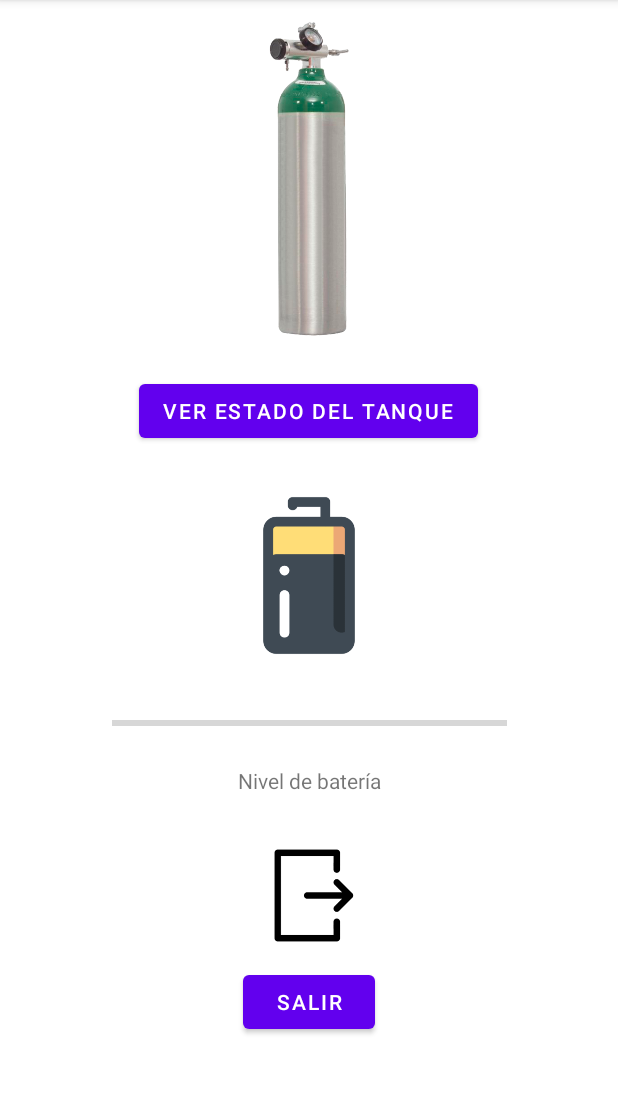
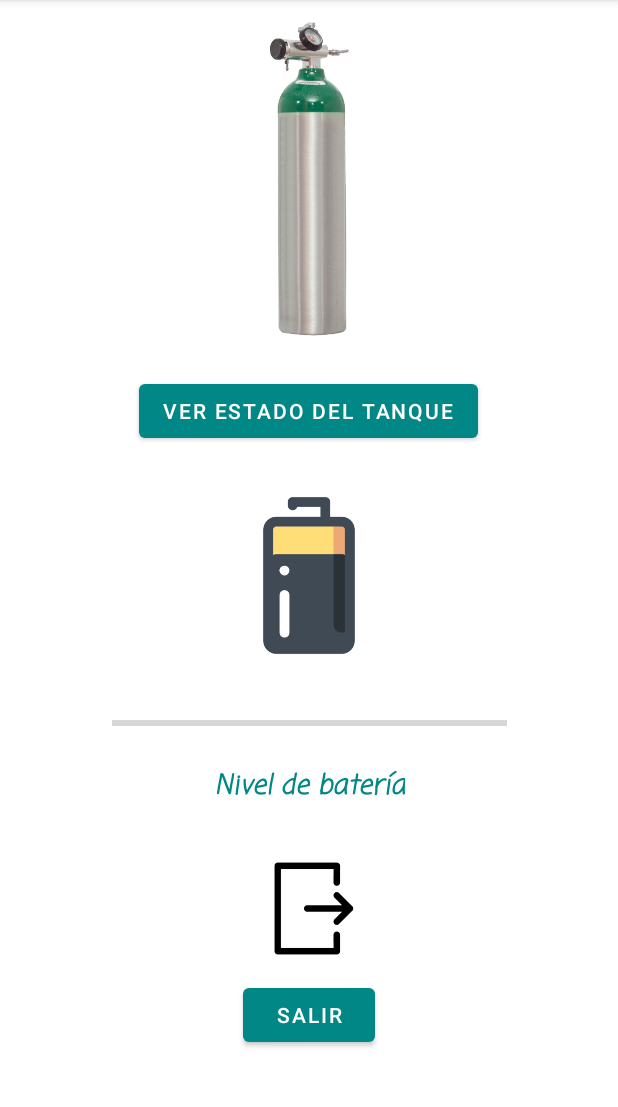
Before and after one commit to amst-fiec/2T2020-Deteccion-de-tanques-de-oxigeno-vacios-v1.0, an Android app: the Menu screen opened directly, with no data from a screen before it, on a phone screen of 412 x 824 dp, the part 84-1191 px from its top. Run offline under Robolectric (Android 15) with nearby library versions, the phone set to English and light mode, and no system bars.

Commit message:
vista Menu, cambio de color de botones

```diff
--- a/app/src/main/res/layout/activity_menu.xml
+++ b/app/src/main/res/layout/activity_menu.xml
@@ -12,6 +12,7 @@
         android:layout_height="wrap_content"
         android:layout_marginTop="12dp"
         android:text="VER ESTADO DEL TANQUE"
+        app:backgroundTint="@color/teal_700"
         app:layout_constraintEnd_toEndOf="parent"
         app:layout_constraintHorizontal_bias="0.497"
         app:layout_constraintStart_toStartOf="parent"
@@ -23,6 +24,7 @@
         android:layout_height="wrap_content"
         android:layout_marginTop="12dp"
         android:text="SALIR"
+        app:backgroundTint="@color/teal_700"
         app:layout_constraintEnd_toEndOf="parent"
         app:layout_constraintStart_toStartOf="parent"
         app:layout_constraintTop_toBottomOf="@+id/imageView7" />
@@ -37,10 +39,11 @@
         app:srcCompat="@drawable/tanque" />
 
     <ProgressBar
-        android:id="@+id/progressBar2"
+        android:id="@+id/barraBateria"
         style="?android:attr/progressBarStyleHorizontal"
         android:layout_width="263dp"
         android:layout_height="57dp"
+        android:scrollbarSize="4dp"
         app:layout_constraintEnd_toEndOf="parent"
         app:layout_constraintStart_toStartOf="parent"
         app:layout_constraintTop_toBottomOf="@+id/imageView6" />
@@ -49,10 +52,14 @@
         android:id="@+id/textView"
         android:layout_width="wrap_content"
         android:layout_height="wrap_content"
+        android:fontFamily="casual"
         android:text="Nivel de batería"
+        android:textColor="@color/teal_700"
+        android:textSize="18sp"
+        android:textStyle="bold|italic"
         app:layout_constraintEnd_toEndOf="parent"
         app:layout_constraintStart_toStartOf="parent"
-        app:layout_constraintTop_toBottomOf="@+id/progressBar2" />
+        app:layout_constraintTop_toBottomOf="@+id/barraBateria" />
 
     <ImageView
         android:id="@+id/imageView6"
```
